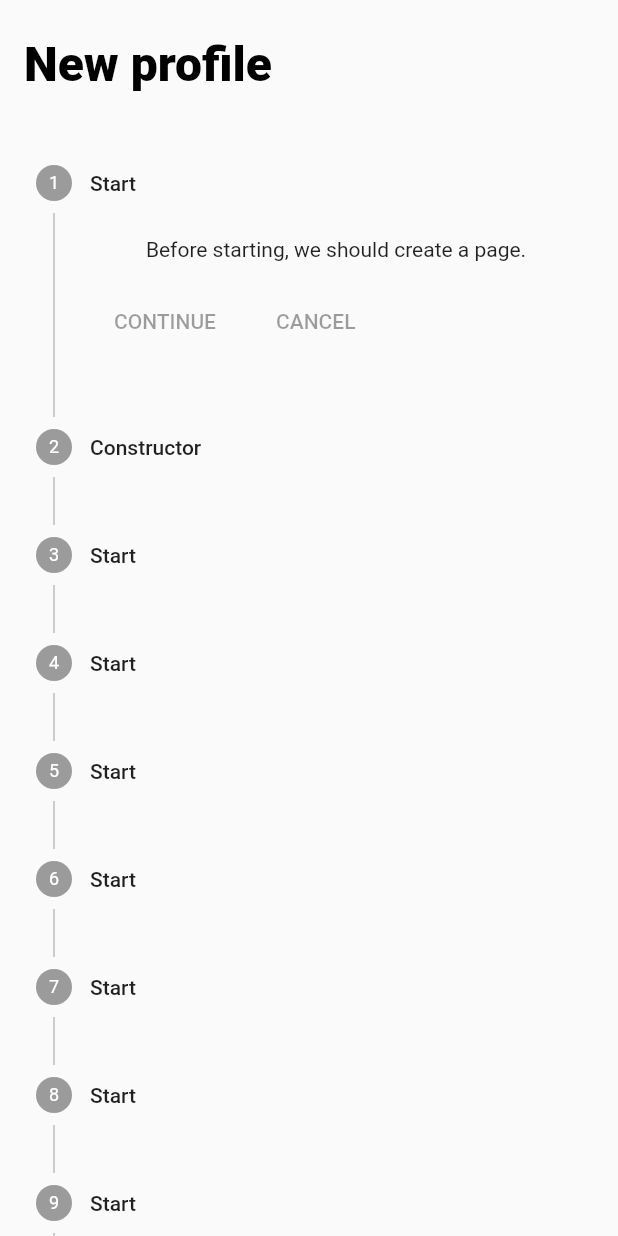
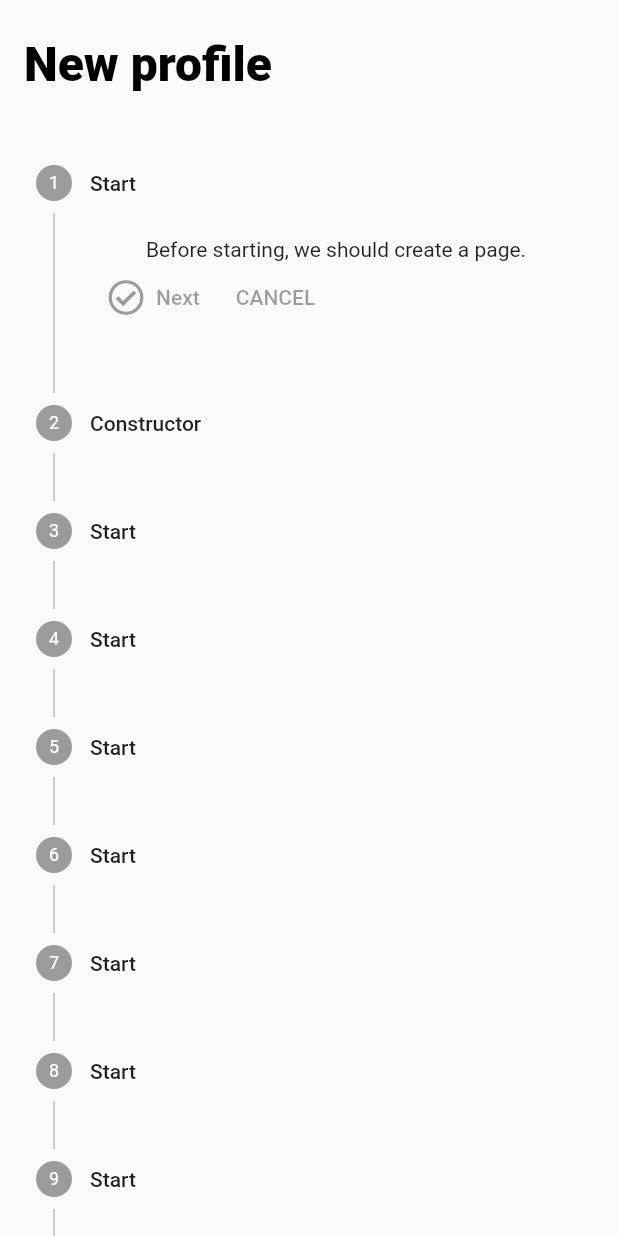
Before and after one commit to nxn777/uul, a Flutter app: the AddNewProfileScreen screen opened directly, on a phone screen of 412 x 824 dp. Run offline on Flutter 3.47's test engine with Material 2 defaults, Android fonts, the phone set to English and light mode, and no system bars; our stand-ins replace font_awesome_flutter.

Commit message:
UUL-1: StepControls foundation was added

```diff
--- a/lib/screens/add_new_profile_screen.dart
+++ b/lib/screens/add_new_profile_screen.dart
@@ -1,5 +1,6 @@
 import 'package:UUL_Gym/constants/dimens.dart';
 import 'package:UUL_Gym/constants/text_style_constants.dart';
+import 'package:UUL_Gym/widgets/stepper/step_controls.dart';
 import 'package:flutter/material.dart';
 
 class AddNewProfileScreen extends StatelessWidget {
@@ -18,9 +19,10 @@ class AddNewProfileScreen extends StatelessWidget {
               ),
             ),
             Expanded(
-              child: ListView(
-                children: [Stepper(
+              child: ListView(children: [
+                Stepper(
                   physics: ScrollPhysics(),
+                  controlsBuilder: stepControlsBuilder,
                   steps: [
                     Step(
                       title: Text("Start"),
@@ -71,8 +73,8 @@ class AddNewProfileScreen extends StatelessWidget {
                       content: Text("Before starting, we should create a page."),
                     ),
                   ],
-                ),]
-              ),
+                ),
+              ]),
             )
           ],
         ),
--- /dev/null
+++ b/lib/widgets/stepper/step_controls.dart
@@ -0,0 +1,29 @@
+import 'package:flutter/material.dart';
+import 'package:font_awesome_flutter/font_awesome_flutter.dart';
+
+class StepControls extends StatelessWidget {
+  final VoidCallback onStepContinue;
+  final VoidCallback onStepCancel;
+
+  StepControls(this.onStepContinue, this.onStepCancel);
+
+  @override
+  Widget build(BuildContext context) {
+    return Row(
+      children: <Widget>[
+        FlatButton.icon(
+          label: Text("Next"),
+          icon: FaIcon(FontAwesomeIcons.checkCircle),
+          onPressed: onStepContinue,
+          //child: const Text('NEXT'),
+        ),
+        TextButton(
+          onPressed: onStepCancel,
+          child: const Text('CANCEL'),
+        ),
+      ],
+    );
+  }
+}
+
+Widget stepControlsBuilder(_, {VoidCallback onStepContinue, VoidCallback onStepCancel}) => StepControls(onStepContinue, onStepCancel);
```
